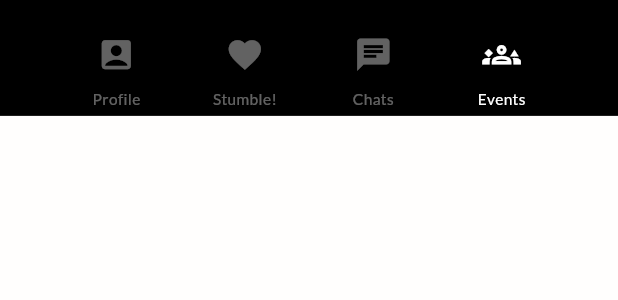
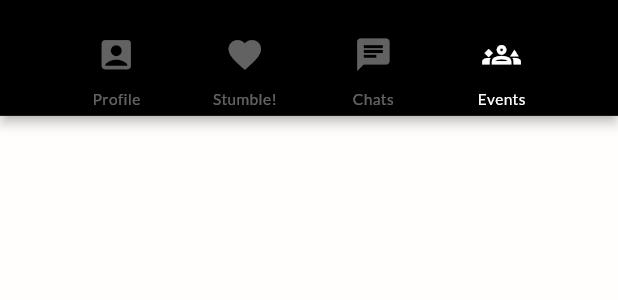
Before and after one commit to sarthakagrawal927/stumble-app, a Flutter app: the BottomBar widget shown alone on an empty page, opened directly, on a phone screen of 412 x 824 dp. Shown: the top 300 px of the screen. Run offline on Flutter 3.47's test engine with Material 3 defaults, Android fonts, the phone set to English and light mode, and no system bars; drawn by our look-alikes of showcaseview; our stand-ins replace cached_network_image, dio, firebase_core, firebase_crashlytics, firebase_messaging, flutter_otp_text_field and 9 more; missing offline and left inert: age_calculator, chucker_flutter, floating_bubbles, flutter_exif_rotation; accounts and stored records are empty; network calls fail.

Commit message:
Refactored bottomAppBar

```diff
--- a/lib/widgets/bottom_app_bar.dart
+++ b/lib/widgets/bottom_app_bar.dart
@@ -112,6 +112,8 @@ GestureDetector iconButtonBasedOnCurrentScreen(Icon icon, Color color,
       ),
       child: BottomAppBar(
         color: bottomAppBarColor,
+        surfaceTintColor: Colors.black,
+        shadowColor: Colors.black,
         height: marginHeight16(context) * 1.5,
         child: returnWidgetBasedOnCurrentScreen(context),
       ),
```
